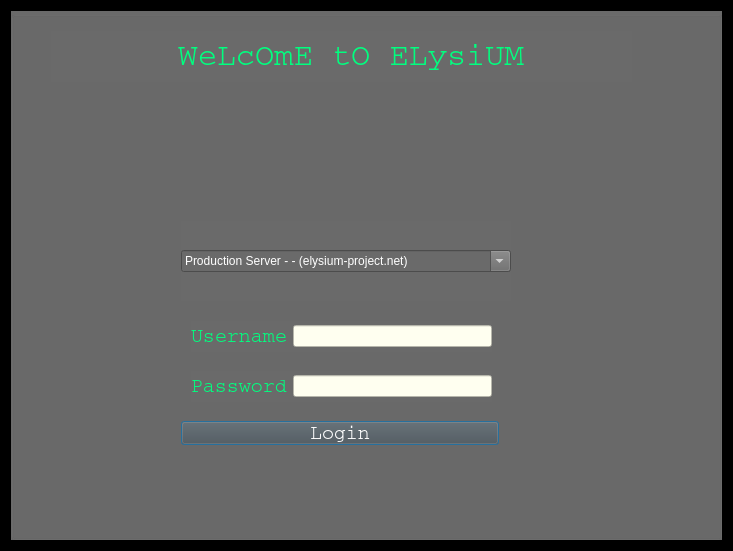
First picture: the form in src/client/loginwindow.ui, repository xdmtk/elysium, before the edit.
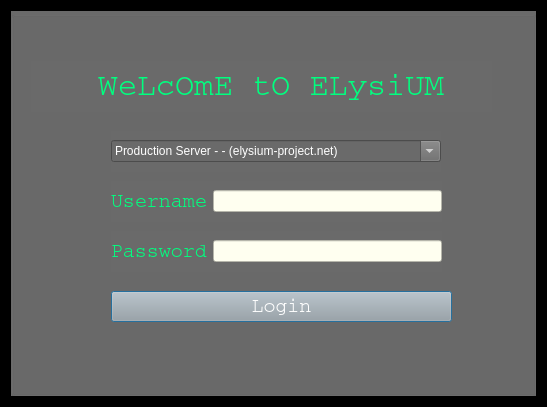
Second picture: the form after the edit.

Commit message: Added a constructor to insantiate coresettings, function returns port number and port Name on button press

```diff
--- a/src/client/loginwindow.ui
+++ b/src/client/loginwindow.ui
@@ -6,8 +6,8 @@
    <rect>
     <x>0</x>
     <y>0</y>
-    <width>733</width>
-    <height>551</height>
+    <width>547</width>
+    <height>407</height>
    </rect>
   </property>
   <property name="sizePolicy">
@@ -61,10 +61,10 @@
      <widget class="QPushButton" name="pushButton">
       <property name="geometry">
        <rect>
-        <x>170</x>
-        <y>410</y>
-        <width>318</width>
-        <height>24</height>
+        <x>100</x>
+        <y>280</y>
+        <width>341</width>
+        <height>31</height>
        </rect>
       </property>
       <property name="font">
@@ -74,7 +74,7 @@
        </font>
       </property>
       <property name="styleSheet">
-       <string notr="true">background: rgb(80,80,80);
+       <string notr="true">background: rgb(166, 166, 166);
 color:white;</string>
       </property>
       <property name="text">
@@ -84,9 +84,9 @@
      <widget class="QLabel" name="label_Title">
       <property name="geometry">
        <rect>
-        <x>40</x>
-        <y>20</y>
-        <width>581</width>
+        <x>20</x>
+        <y>50</y>
+        <width>461</width>
         <height>51</height>
        </rect>
       </property>
@@ -117,10 +117,10 @@
      <widget class="QWidget" name="layoutWidget">
       <property name="geometry">
        <rect>
-        <x>180</x>
-        <y>310</y>
-        <width>301</width>
-        <height>31</height>
+        <x>100</x>
+        <y>170</y>
+        <width>331</width>
+        <height>41</height>
        </rect>
       </property>
       <layout class="QHBoxLayout" name="horizontalLayout">
@@ -153,10 +153,10 @@
      <widget class="QWidget" name="layoutWidget">
       <property name="geometry">
        <rect>
-        <x>180</x>
-        <y>360</y>
-        <width>301</width>
-        <height>31</height>
+        <x>100</x>
+        <y>220</y>
+        <width>331</width>
+        <height>41</height>
        </rect>
       </property>
       <layout class="QHBoxLayout" name="horizontalLayout_2">
@@ -195,10 +195,10 @@
      <widget class="QWidget" name="horizontalLayoutWidget">
       <property name="geometry">
        <rect>
-        <x>170</x>
-        <y>210</y>
+        <x>100</x>
+        <y>120</y>
         <width>330</width>
-        <height>80</height>
+        <height>41</height>
        </rect>
       </property>
       <layout class="QHBoxLayout" name="horizontalLayout_4">
```
The commit also changes 3 other files.
